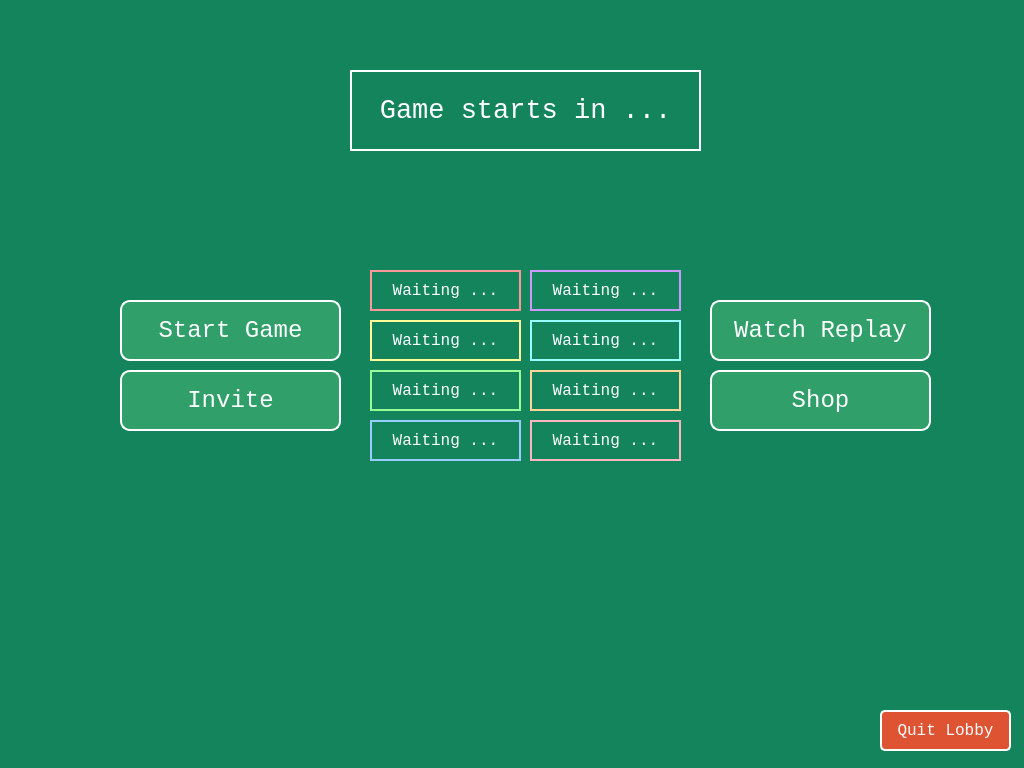
Before: the Qt Designer form VOF-Client-Desktop/Lobby.ui in SBEmafph/voltorbflip-clone, drawn with Qt 5.
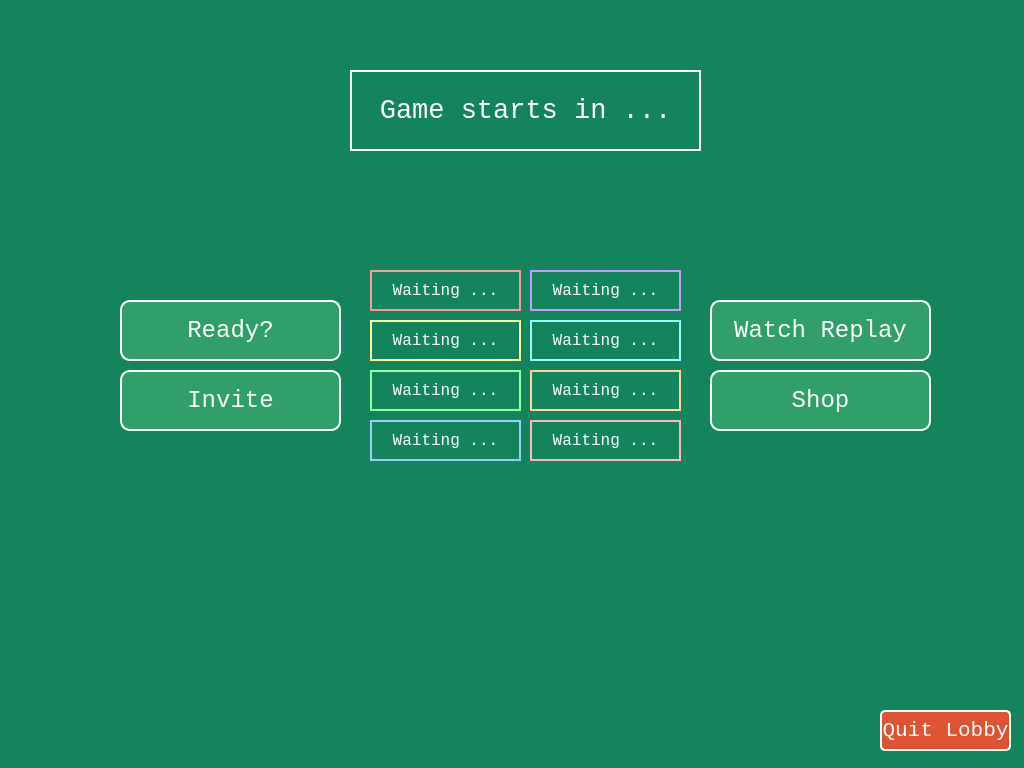
After: the same form once the commit is applied. Icons and pictures are not drawn.

Commit message: feat: Implement multiplayer lobby and match system

Patch:
```diff
--- a/VOF-Client-Desktop/Lobby.ui
+++ b/VOF-Client-Desktop/Lobby.ui
@@ -16,7 +16,7 @@
   <property name="styleSheet">
    <string notr="true">background-color: #14845C;</string>
   </property>
-  <widget class="QLabel" name="player2">
+  <widget class="QLabel" name="player1">
    <property name="geometry">
     <rect>
      <x>370</x>
@@ -32,8 +32,16 @@
     </font>
    </property>
    <property name="styleSheet">
-    <string notr="true">color: white;
-border: 2px solid #FFFF99;</string>
+    <string notr="true">QLabel{
+	color: white;
+	border: 2px solid #FFFF99;
+}
+QLabel[ready=&quot;true&quot;] {
+	color: #00FF00;
+	border: 2px solid #FFFF99;
+}
+
+</string>
    </property>
    <property name="frameShape">
     <enum>QFrame::Shape::Box</enum>
@@ -45,7 +53,7 @@
     <set>Qt::AlignmentFlag::AlignCenter</set>
    </property>
   </widget>
-  <widget class="QPushButton" name="ShopBtn">
+  <widget class="QPushButton" name="shopBtn">
    <property name="geometry">
     <rect>
      <x>710</x>
@@ -62,14 +70,14 @@
     </font>
    </property>
    <property name="styleSheet">
-    <string notr="true">QPushButton#ShopBtn {
+    <string notr="true">QPushButton#shopBtn {
     border-radius: 10px;
     background-color: #309F6A;
     color: white;
     border: 2px solid #ffffff;
 }
 
-QPushButton#ShopBtn:hover {
+QPushButton#shopBtn:hover {
     background-color: #3cb079;
 }</string>
    </property>
@@ -110,7 +118,7 @@
     <set>Qt::AlignmentFlag::AlignCenter</set>
    </property>
   </widget>
-  <widget class="QLabel" name="player8">
+  <widget class="QLabel" name="player7">
    <property name="geometry">
     <rect>
      <x>530</x>
@@ -126,8 +134,14 @@
     </font>
    </property>
    <property name="styleSheet">
-    <string notr="true">color: white;
-border: 2px solid #FFB6C1;</string>
+    <string notr="true">QLabel{
+	color: white;
+	border: 2px solid #FFB6C1;
+}
+QLabel[ready=&quot;true&quot;] {
+	color: #00FF00;
+	border: 2px solid #FFB6C1;
+}</string>
    </property>
    <property name="frameShape">
     <enum>QFrame::Shape::Box</enum>
@@ -177,38 +191,44 @@
     </size>
    </property>
   </widget>
-  <widget class="QLabel" name="player5">
-   <property name="geometry">
-    <rect>
-     <x>530</x>
-     <y>270</y>
-     <width>151</width>
-     <height>41</height>
-    </rect>
-   </property>
-   <property name="font">
-    <font>
-     <family>Consolas</family>
-     <pointsize>12</pointsize>
-    </font>
-   </property>
-   <property name="styleSheet">
-    <string notr="true">color: white;
-border: 2px solid #CC99FF;</string>
-   </property>
-   <property name="frameShape">
-    <enum>QFrame::Shape::Box</enum>
-   </property>
-   <property name="text">
-    <string>Waiting ...</string>
-   </property>
-   <property name="alignment">
-    <set>Qt::AlignmentFlag::AlignCenter</set>
-   </property>
-  </widget>
   <widget class="QLabel" name="player4">
    <property name="geometry">
     <rect>
+     <x>530</x>
+     <y>270</y>
+     <width>151</width>
+     <height>41</height>
+    </rect>
+   </property>
+   <property name="font">
+    <font>
+     <family>Consolas</family>
+     <pointsize>12</pointsize>
+    </font>
+   </property>
+   <property name="styleSheet">
+    <string notr="true">QLabel{
+	color: white;
+	border: 2px solid #CC99FF;
+}
+QLabel[ready=&quot;true&quot;] {
+	color: #00FF00;
+	border: 2px solid #CC99FF;
+}</string>
+   </property>
+   <property name="frameShape">
+    <enum>QFrame::Shape::Box</enum>
+   </property>
+   <property name="text">
+    <string>Waiting ...</string>
+   </property>
+   <property name="alignment">
+    <set>Qt::AlignmentFlag::AlignCenter</set>
+   </property>
+  </widget>
+  <widget class="QLabel" name="player3">
+   <property name="geometry">
+    <rect>
      <x>370</x>
      <y>420</y>
      <width>151</width>
@@ -222,8 +242,14 @@
     </font>
    </property>
    <property name="styleSheet">
-    <string notr="true">color: white;
-border: 2px solid #99CCFF;</string>
+    <string notr="true">QLabel{
+	color: white;
+	border: 2px solid #99CCFF;
+}
+QLabel[ready=&quot;true&quot;] {
+	color: #00FF00;
+	border: 2px solid #99CCFF;
+}</string>
    </property>
    <property name="frameShape">
     <enum>QFrame::Shape::Box</enum>
@@ -235,7 +261,7 @@
     <set>Qt::AlignmentFlag::AlignCenter</set>
    </property>
   </widget>
-  <widget class="QPushButton" name="ReplayBtn">
+  <widget class="QPushButton" name="replayBtn">
    <property name="geometry">
     <rect>
      <x>710</x>
@@ -252,14 +278,14 @@
     </font>
    </property>
    <property name="styleSheet">
-    <string notr="true">QPushButton#ReplayBtn {
+    <string notr="true">QPushButton#replayBtn {
     border-radius: 10px;
     background-color: #309F6A;
     color: white;
     border: 2px solid #ffffff;
 }
 
-QPushButton#ReplayBtn:hover {
+QPushButton#replayBtn:hover {
     background-color: #3cb079;
 }</string>
    </property>
@@ -273,7 +299,7 @@
     </size>
    </property>
   </widget>
-  <widget class="QLabel" name="player7">
+  <widget class="QLabel" name="player6">
    <property name="geometry">
     <rect>
      <x>530</x>
@@ -289,8 +315,15 @@
     </font>
    </property>
    <property name="styleSheet">
-    <string notr="true">color: white;
-border: 2px solid #FFD699;</string>
+    <string notr="true">QLabel{
+	color: white;
+	border: 2px solid #FFD699;
+}
+QLabel[ready=&quot;true&quot;] {
+	color: #00FF00;
+	border: 2px solid #FFD699;
+}
+</string>
    </property>
    <property name="frameShape">
     <enum>QFrame::Shape::Box</enum>
@@ -314,7 +347,7 @@
    <property name="font">
     <font>
      <family>Consolas</family>
-     <pointsize>12</pointsize>
+     <pointsize>16</pointsize>
      <bold>false</bold>
     </font>
    </property>
@@ -340,7 +373,7 @@
     </size>
    </property>
   </widget>
-  <widget class="QLabel" name="player1">
+  <widget class="QLabel" name="player0">
    <property name="geometry">
     <rect>
      <x>370</x>
@@ -356,8 +389,18 @@
     </font>
    </property>
    <property name="styleSheet">
-    <string notr="true">color: white;
-border: 2px solid #FF9999;</string>
+    <string notr="true">QLabel {
+	color: white;
+	border: 2px solid #FF9999;
+}
+
+QLabel[ready=&quot;true&quot;] {
+	color: #00FF00;
+	border: 2px solid #FF9999;
+}
+
+	
+</string>
    </property>
    <property name="frameShape">
     <enum>QFrame::Shape::Box</enum>
@@ -369,7 +412,7 @@
     <set>Qt::AlignmentFlag::AlignCenter</set>
    </property>
   </widget>
-  <widget class="QLabel" name="player3">
+  <widget class="QLabel" name="player2">
    <property name="geometry">
     <rect>
      <x>370</x>
@@ -385,8 +428,15 @@
     </font>
    </property>
    <property name="styleSheet">
-    <string notr="true">color: white;
-border: 2px solid #99FF99;</string>
+    <string notr="true">QLabel{
+	color: white;
+	border: 2px solid #99FF99;
+}
+QLabel[ready=&quot;true&quot;] {
+	color: #00FF00;
+	border: 2px solid #99FF99;
+}
+</string>
    </property>
    <property name="frameShape">
     <enum>QFrame::Shape::Box</enum>
@@ -398,7 +448,7 @@
     <set>Qt::AlignmentFlag::AlignCenter</set>
    </property>
   </widget>
-  <widget class="QLabel" name="player6">
+  <widget class="QLabel" name="player5">
    <property name="geometry">
     <rect>
      <x>530</x>
@@ -414,8 +464,15 @@
     </font>
    </property>
    <property name="styleSheet">
-    <string notr="true">color: white;
-border: 2px solid #99FFFF;</string>
+    <string notr="true">QLabel{
+	color: white;
+	border: 2px solid #99FFFF;
+}
+QLabel[ready=&quot;true&quot;] {
+	color: #00FF00;
+	border: 2px solid #99FFFF;
+}
+</string>
    </property>
    <property name="frameShape">
     <enum>QFrame::Shape::Box</enum>
@@ -427,7 +484,7 @@
     <set>Qt::AlignmentFlag::AlignCenter</set>
    </property>
   </widget>
-  <widget class="QPushButton" name="StartBtn">
+  <widget class="QPushButton" name="startBtn">
    <property name="geometry">
     <rect>
      <x>120</x>
@@ -444,19 +501,26 @@
     </font>
    </property>
    <property name="styleSheet">
-    <string notr="true">QPushButton#StartBtn {
+    <string notr="true">QPushButton#startBtn {
     border-radius: 10px;
     background-color: #309F6A;
     color: white;
     border: 2px solid #ffffff;
 }
 
-QPushButton#StartBtn:hover {
+QPushButton#startBtn[ready=&quot;true&quot;]{
+ 	border-radius: 10px;
+    background-color: #309F6A;
+    color: lime;
+    border: 2px solid #ffffff;
+}
+
+QPushButton#startBtn:hover {
     background-color: #3cb079;
 }</string>
    </property>
    <property name="text">
-    <string>Start Game</string>
+    <string>Ready?</string>
    </property>
    <property name="iconSize">
     <size>
```
The commit also changes 30 other files.
